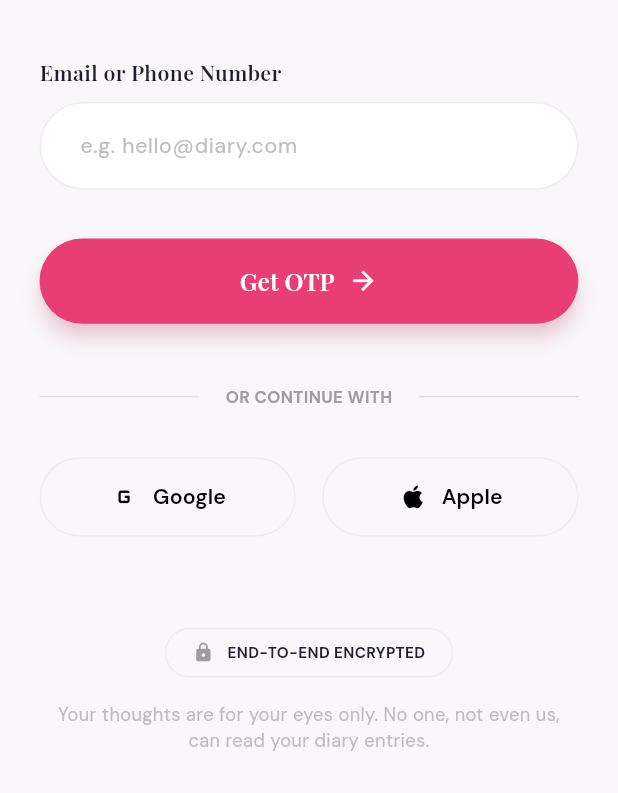
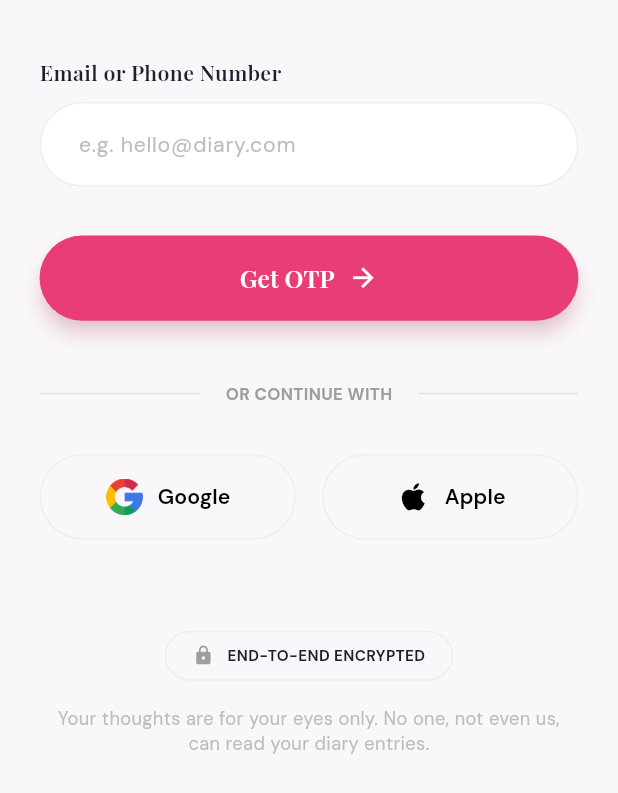
Before and after one commit to sinankallayi/my_diary, a Flutter app: the screen it shows after launch, on a phone screen of 412 x 824 dp. Shown: the part 344-1137 px from the top of the screen. Run offline on Flutter 3.47's test engine with Material 3 defaults, Android fonts, the phone set to English and light mode, and no system bars; our stand-ins replace flutter_screenutil, google_fonts.

Commit message:
UI fixed in Login, OTP Screens
-UI changes.
-Validation

```diff
--- a/lib/features/auth/login_screen.dart
+++ b/lib/features/auth/login_screen.dart
@@ -5,9 +5,23 @@ import '../../core/app_theme.dart';
 import '../../shared/widgets/custom_text_field.dart';
 import '../../shared/widgets/primary_button.dart';
 
-class LoginScreen extends StatelessWidget {
-  final VoidCallback onLogin;
+class LoginScreen extends StatefulWidget {
+  final Function(String) onLogin;
   const LoginScreen({super.key, required this.onLogin});
+
+  @override
+  State<LoginScreen> createState() => _LoginScreenState();
+}
+
+class _LoginScreenState extends State<LoginScreen> {
+  final _formKey = GlobalKey<FormState>();
+  final _controller = TextEditingController();
+
+  @override
+  void dispose() {
+    _controller.dispose();
+    super.dispose();
+  }
 
   @override
   Widget build(BuildContext context) {
@@ -15,6 +29,8 @@ class LoginScreen extends StatelessWidget {
       body: SafeArea(
         child: SingleChildScrollView(
           padding: EdgeInsets.symmetric(horizontal: 24.w),
+          child: Form(
+            key: _formKey,
             child: Column(
               children: [
                 SizedBox(height: 40.h),
@@ -48,13 +64,38 @@ class LoginScreen extends StatelessWidget {
                 ),
                 SizedBox(height: 48.h),
 
-              const CustomTextField(
+                CustomTextField(
                   label: "Email or Phone Number",
                   hint: "e.g. hello@diary.com",
+                  controller: _controller,
+                  validator: (value) {
+                    if (value == null || value.isEmpty) {
+                      return "Please enter your email or phone number";
+                    }
+                    // Simple regex for email or phone
+                    bool isEmail = RegExp(
+                      r"^[a-zA-Z0-9.]+@[a-zA-Z0-9]+\.[a-zA-Z]+",
+                    ).hasMatch(value);
+                    bool isPhone = RegExp(r"^[0-9]{10,}$").hasMatch(value);
+
+                    if (!isEmail && !isPhone) {
+                      return "Enter a valid email or phone number";
+                    }
+                    return null;
+                  },
                 ),
                 SizedBox(height: 32.h),
 
-              PrimaryButton(text: "Get OTP", onTap: onLogin),
+                PrimaryButton(
+                  text: "Get OTP",
+                  onTap: () async {
+                    if (_formKey.currentState!.validate()) {
+                      FocusScope.of(context).unfocus();
+                      await Future.delayed(const Duration(milliseconds: 300));
+                      widget.onLogin(_controller.text);
+                    }
+                  },
+                ),
 
                 SizedBox(height: 40.h),
                 Row(
@@ -78,15 +119,30 @@ class LoginScreen extends StatelessWidget {
                 Row(
                   children: [
                     Expanded(
-                    child: _socialBtn("Google", Icons.g_mobiledata),
-                  ), // Placeholder icon
+                      child: _socialBtn(
+                        "Google",
+                        Image.asset(
+                          "assets/images/google_logo.png",
+                          width: 24.w,
+                          height: 24.h,
+                        ),
+                      ),
+                    ),
                     SizedBox(width: 16.w),
-                  Expanded(child: _socialBtn("Apple", Icons.apple)),
+                    Expanded(
+                      child: _socialBtn(
+                        "Apple",
+                        Icon(Icons.apple, color: Colors.black, size: 24.sp),
+                      ),
+                    ),
                   ],
                 ),
                 SizedBox(height: 60.h),
                 Container(
-                padding: EdgeInsets.symmetric(horizontal: 16.w, vertical: 8.h),
+                  padding: EdgeInsets.symmetric(
+                    horizontal: 16.w,
+                    vertical: 8.h,
+                  ),
                   decoration: BoxDecoration(
                     border: Border.all(color: Colors.grey.shade200),
                     borderRadius: BorderRadius.circular(20.r),
@@ -111,17 +167,21 @@ class LoginScreen extends StatelessWidget {
                 Text(
                   "Your thoughts are for your eyes only. No one, not even us, can read your diary entries.",
                   textAlign: TextAlign.center,
-                style: TextStyle(color: Colors.grey.shade400, fontSize: 12.sp),
+                  style: TextStyle(
+                    color: Colors.grey.shade400,
+                    fontSize: 12.sp,
+                  ),
                 ),
                 SizedBox(height: 20.h),
               ],
             ),
           ),
         ),
+      ),
     );
   }
 
-  Widget _socialBtn(String text, IconData icon) {
+  Widget _socialBtn(String text, Widget icon) {
     return OutlinedButton(
       onPressed: () {},
       style: OutlinedButton.styleFrom(
@@ -134,7 +194,7 @@ class LoginScreen extends StatelessWidget {
       child: Row(
         mainAxisAlignment: MainAxisAlignment.center,
         children: [
-          Icon(icon, color: Colors.black, size: 20.sp),
+          icon,
           SizedBox(width: 8.w),
           Text(
             text,
--- a/lib/features/navigation/main_navigation_controller.dart
+++ b/lib/features/navigation/main_navigation_controller.dart
@@ -15,9 +15,13 @@ class MainNavigationController extends StatefulWidget {
 
 class _MainNavigationControllerState extends State<MainNavigationController> {
   int _currentIndex = 0;
+  String? _loginInput;
 
-  void _nextScreen() {
+  void _nextScreen([String? input]) {
     setState(() {
+      if (input != null) {
+        _loginInput = input;
+      }
       if (_currentIndex < 4) _currentIndex++;
     });
   }
@@ -28,16 +32,26 @@ class _MainNavigationControllerState extends State<MainNavigationController> {
     });
   }
 
+  void _previousScreen() {
+    setState(() {
+      if (_currentIndex > 0) _currentIndex--;
+    });
+  }
+
   @override
   Widget build(BuildContext context) {
     // We map the index to the specific screen widget
     switch (_currentIndex) {
       case 0:
-        return SplashScreen(onFinish: _nextScreen);
+        return SplashScreen(onFinish: () => _nextScreen());
       case 1:
-        return LoginScreen(onLogin: _nextScreen);
+        return LoginScreen(onLogin: (input) => _nextScreen(input));
       case 2:
-        return OTPScreen(onVerify: _nextScreen);
+        return OTPScreen(
+          onVerify: () => _nextScreen(),
+          onBack: _previousScreen,
+          contactInfo: _loginInput ?? "",
+        );
       case 3:
         return ProfileSetupScreen(onComplete: _goToHome);
       case 4:
--- a/lib/shared/widgets/custom_text_field.dart
+++ b/lib/shared/widgets/custom_text_field.dart
@@ -8,11 +8,16 @@ class CustomTextField extends StatelessWidget {
   final String hint;
   final IconData? icon;
 
+  final TextEditingController? controller;
+  final String? Function(String?)? validator;
+
   const CustomTextField({
     super.key,
     required this.label,
     this.hint = '',
     this.icon,
+    this.controller,
+    this.validator,
   });
 
   @override
@@ -31,30 +36,43 @@ class CustomTextField extends StatelessWidget {
           ),
           SizedBox(height: 10.h),
         ],
-        Container(
-          decoration: BoxDecoration(
-            color: Colors.white,
-            borderRadius: BorderRadius.circular(30.r),
-            border: Border.all(color: Colors.grey.shade200),
-          ),
-          child: TextField(
+        TextFormField(
+          controller: controller,
+          validator: validator,
           decoration: InputDecoration(
+            filled: true,
+            fillColor: Colors.white,
             hintText: hint,
-              hintStyle: TextStyle(
-                color: Colors.grey.shade400,
-                fontSize: 14.sp,
-              ),
+            hintStyle: TextStyle(color: Colors.grey.shade400, fontSize: 14.sp),
             prefixIcon: icon != null
                 ? Icon(icon, color: AppColors.pink, size: 24.sp)
                 : SizedBox(width: 20.w),
             prefixIconConstraints: icon == null
                 ? BoxConstraints(minWidth: 20.w)
                 : null,
-              border: InputBorder.none,
             contentPadding: EdgeInsets.symmetric(
               horizontal: 20.w,
               vertical: 16.h,
             ),
+            border: OutlineInputBorder(
+              borderRadius: BorderRadius.circular(30.r),
+              borderSide: BorderSide(color: Colors.grey.shade200),
+            ),
+            enabledBorder: OutlineInputBorder(
+              borderRadius: BorderRadius.circular(30.r),
+              borderSide: BorderSide(color: Colors.grey.shade200),
+            ),
+            focusedBorder: OutlineInputBorder(
+              borderRadius: BorderRadius.circular(30.r),
+              borderSide: const BorderSide(color: AppColors.pink),
+            ),
+            errorBorder: OutlineInputBorder(
+              borderRadius: BorderRadius.circular(30.r),
+              borderSide: const BorderSide(color: Colors.red),
+            ),
+            focusedErrorBorder: OutlineInputBorder(
+              borderRadius: BorderRadius.circular(30.r),
+              borderSide: const BorderSide(color: Colors.red),
             ),
           ),
         ),
```
Also changed, not shown: lib/features/auth/otp_screen.dart (+85 -16 lines), assets/images/google_logo.png (added). Lines whose indentation alone changed are shown as unchanged.
